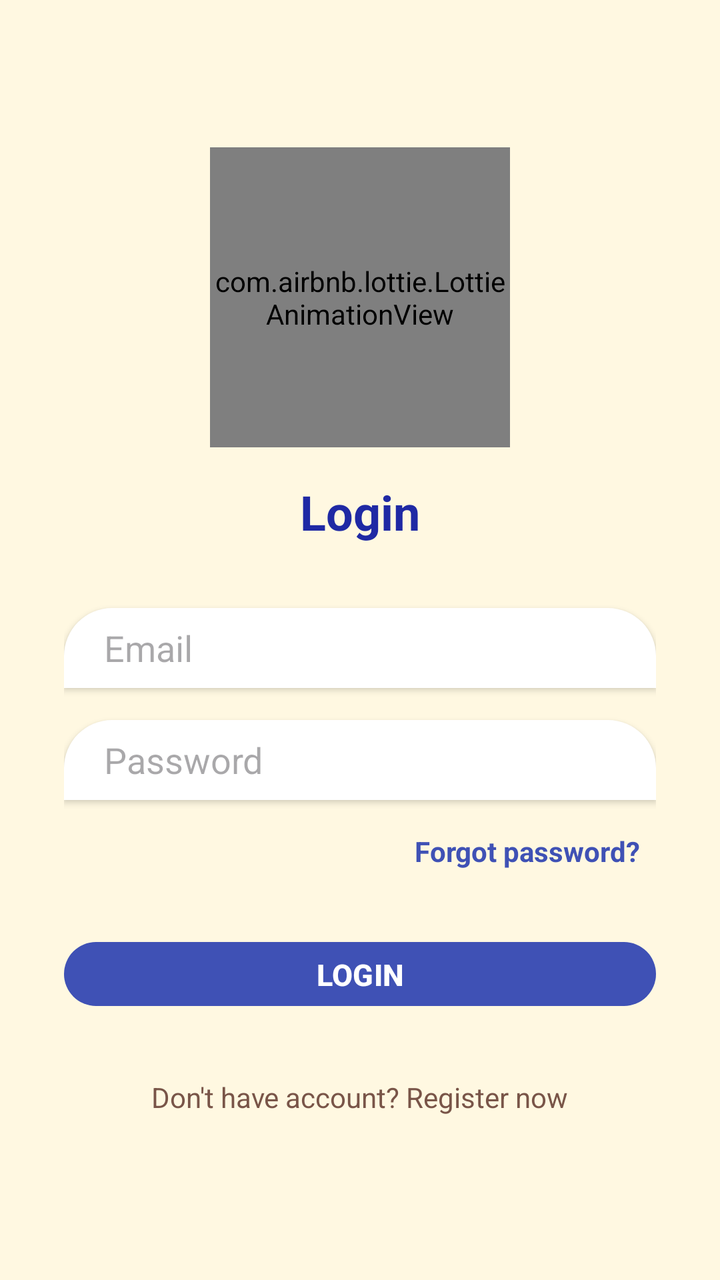
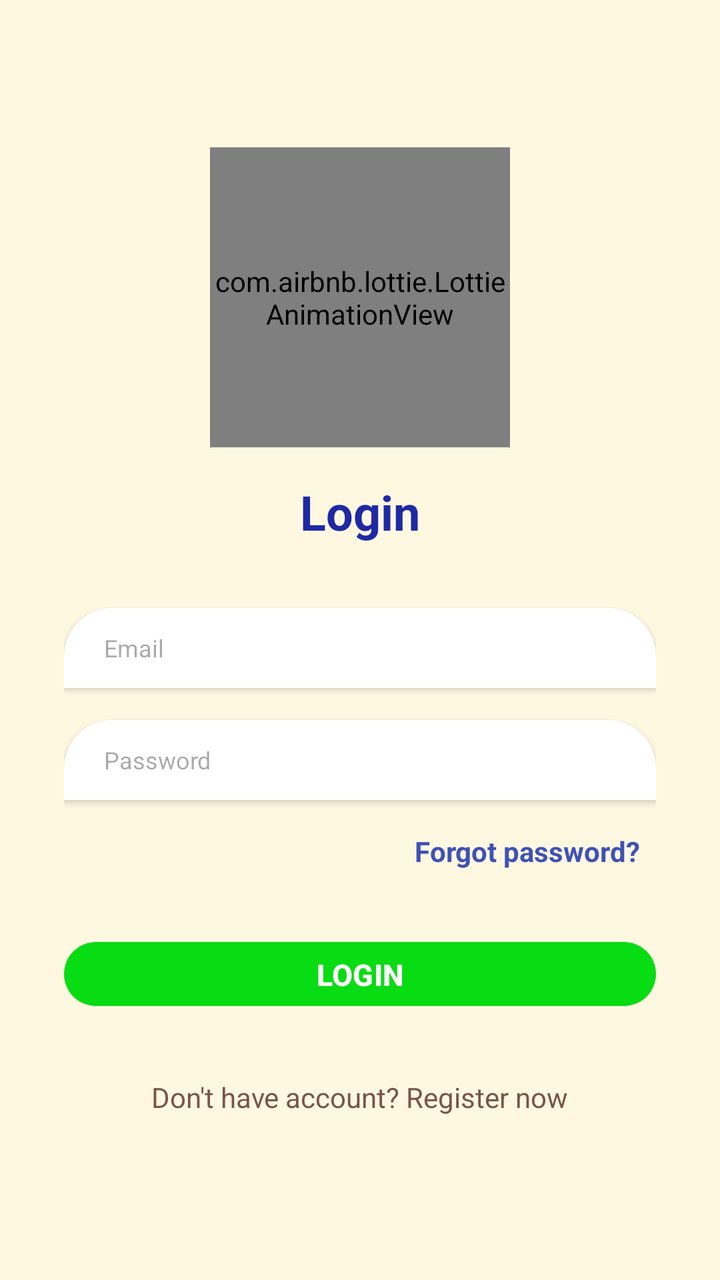

Before-and-after screenshots of an Android layout around one commit, followed by the original layout XML and the change that was made.
<!-- AndroidManifest.xml: application theme Theme.LingoEnglishApp -->
<!-- res/layout/activity_login.xml -->
<?xml version="1.0" encoding="utf-8"?>
<LinearLayout xmlns:android="http://schemas.android.com/apk/res/android"
    xmlns:app="http://schemas.android.com/apk/res-auto"
    android:layout_width="match_parent"
    android:layout_height="match_parent"
    android:background="@color/colorBackground"
    android:gravity="center"
    android:orientation="vertical"
    android:padding="32dp">

    
    <com.airbnb.lottie.LottieAnimationView
        android:layout_width="150dp"
        android:layout_height="150dp"
        app:lottie_autoPlay="true"
        app:lottie_loop="true"
        app:lottie_rawRes="@raw/corgi_animation5" />

    <TextView
        android:layout_width="wrap_content"
        android:layout_height="wrap_content"
        android:layout_marginTop="16dp"
        android:layout_marginBottom="32dp"
        android:text="Login"
        android:textColor="@color/colorPrimaryDark"
        android:textSize="24sp"
        android:textStyle="bold" />

    
    <EditText
        android:id="@+id/edtEmail"
        android:layout_width="match_parent"
        android:layout_height="40dp"
        android:background="@drawable/bg_bottom_sheet"
        android:elevation="2dp"
        android:hint="Email"
        android:textColor="@color/black"
        android:inputType="textEmailAddress"
        android:paddingHorizontal="20dp" />

    
    <EditText
        android:id="@+id/edtPassword"
        android:layout_width="match_parent"
        android:layout_height="40dp"
        android:layout_marginTop="16dp"
        android:background="@drawable/bg_bottom_sheet"
        android:elevation="2dp"
        android:textColor="@color/black"
        android:hint="Password"
        android:inputType="textPassword"
        android:paddingHorizontal="20dp" />

    
    <TextView
        android:id="@+id/tvForgotPassword"
        android:layout_width="wrap_content"
        android:layout_height="wrap_content"
        android:layout_gravity="end"
        android:layout_marginTop="8dp"
        android:padding="8dp"
        android:text="Forgot password?"
        android:textColor="@color/colorPrimary"
        android:textSize="14sp"
        android:textStyle="bold" />

    <com.google.android.material.button.MaterialButton
        android:id="@+id/btnLogin"
        android:layout_width="match_parent"
        android:layout_height="40dp"
        android:layout_marginTop="24dp"
        android:text="LOGIN"
        android:textSize="15sp"
        android:textStyle="bold"
        app:backgroundTint="@color/colorPrimary"
        app:cornerRadius="16dp" />

    <TextView
        android:id="@+id/tvGoToRegister"
        android:layout_width="wrap_content"
        android:layout_height="wrap_content"
        android:layout_marginTop="24dp"
        android:backgroundTint="@color/colorPrimary"
        android:padding="8dp"
        android:text="Don't have account? Register now"
        android:textColor="@color/colorTextSecondary"
        android:textSize="14sp" />

</LinearLayout>
<!-- resources referenced by this layout -->
<resources>
  <color name="black">#000000</color>
  <color name="colorBackground">#FFF8E1</color>
  <color name="colorPrimary">#3F51B5</color>
  <color name="colorPrimaryDark">#1F29A4</color>
  <color name="colorTextSecondary">#795548</color>
  <!-- drawable bg_bottom_sheet (drawable) -->
  <?xml version="1.0" encoding="utf-8"?>
  <shape xmlns:android="http://schemas.android.com/apk/res/android"
      android:shape="rectangle">
  
      
      <solid android:color="#FFFFFF" />
  
      
      <corners
          android:topLeftRadius="24dp"
          android:topRightRadius="24dp" />
  
  </shape>
  <style name="Theme.LingoEnglishApp" parent="Base.Theme.LingoEnglishApp" />
  <style name="Base.Theme.LingoEnglishApp" parent="Theme.Material3.DayNight.NoActionBar">
          
          
      </style>
</resources>

<!-- the commit's change to res/layout/activity_login.xml (unified diff, before → after) -->
@@ -33,6 +33,7 @@
         android:layout_height="40dp"
         android:background="@drawable/bg_bottom_sheet"
         android:elevation="2dp"
+        android:textSize="12sp"
         android:hint="Email"
         android:textColor="@color/black"
         android:inputType="textEmailAddress"
@@ -46,6 +47,7 @@
         android:layout_marginTop="16dp"
         android:background="@drawable/bg_bottom_sheet"
         android:elevation="2dp"
+        android:textSize="12sp"
         android:textColor="@color/black"
         android:hint="Password"
         android:inputType="textPassword"
@@ -72,7 +74,7 @@
         android:text="LOGIN"
         android:textSize="15sp"
         android:textStyle="bold"
-        app:backgroundTint="@color/colorPrimary"
+        app:backgroundTint="@color/colorTravel"
         app:cornerRadius="16dp" />
 
     <TextView
<!-- resource entries referenced after the edit -->
@@ -5,6 +5,7 @@
   <color name="colorPrimary">#3F51B5</color>
   <color name="colorPrimaryDark">#1F29A4</color>
   <color name="colorTextSecondary">#795548</color>
+  <color name="colorTravel">#08DC13</color>
   <!-- drawable bg_bottom_sheet (drawable) -->
   <?xml version="1.0" encoding="utf-8"?>
   <shape xmlns:android="http://schemas.android.com/apk/res/android"
